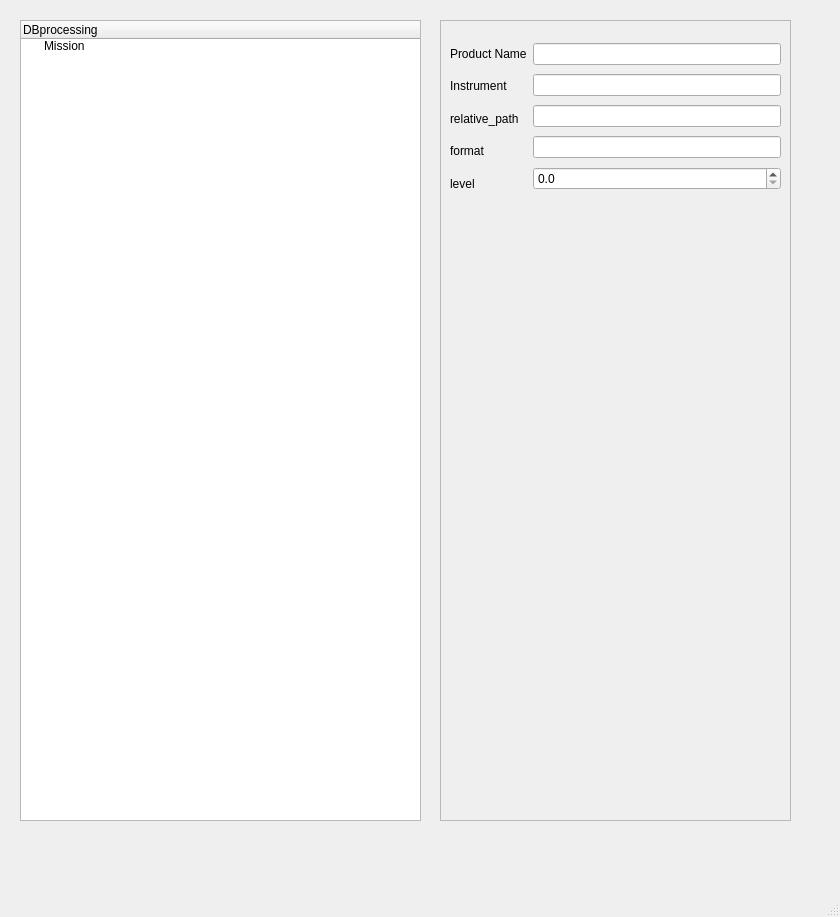
Above: gui/MainUI.ui from spacepy/dbprocessing before the change. Below: the same form after it.
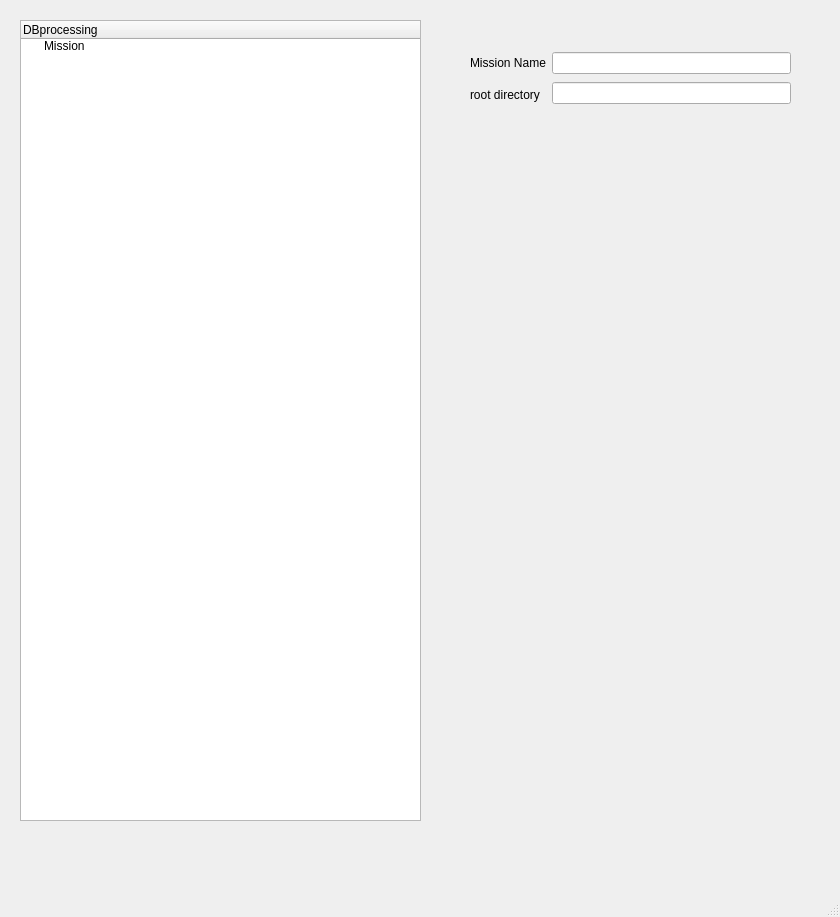
That is the form after the change.

Commit message: gui: stacked widget, working and moving on

Patch:
```diff
--- a/gui/MainUI.ui
+++ b/gui/MainUI.ui
@@ -34,26 +34,24 @@
      </property>
     </item>
    </widget>
-   <widget class="QFrame" name="RightFrame">
+   <widget class="QStackedWidget" name="stackedWidget">
     <property name="geometry">
      <rect>
-      <x>440</x>
+      <x>450</x>
       <y>20</y>
       <width>351</width>
       <height>801</height>
      </rect>
     </property>
-    <property name="frameShape">
-     <enum>QFrame::StyledPanel</enum>
+    <property name="currentIndex">
+     <number>1</number>
     </property>
-    <property name="frameShadow">
-     <enum>QFrame::Raised</enum>
-    </property>
+    <widget class="QWidget" name="product">
     <widget class="QWidget" name="layoutWidget">
      <property name="geometry">
       <rect>
        <x>10</x>
-       <y>20</y>
+        <y>30</y>
        <width>331</width>
        <height>157</height>
       </rect>
@@ -125,6 +123,49 @@
        </layout>
       </item>
      </layout>
+     </widget>
+    </widget>
+    <widget class="QWidget" name="mission">
+     <widget class="QWidget" name="">
+      <property name="geometry">
+       <rect>
+        <x>20</x>
+        <y>30</y>
+        <width>321</width>
+        <height>58</height>
+       </rect>
+      </property>
+      <layout class="QHBoxLayout" name="horizontalLayout_3">
+       <item>
+        <layout class="QVBoxLayout" name="verticalLayout_5">
+         <item>
+          <widget class="QLabel" name="label_7">
+           <property name="text">
+            <string>Mission Name</string>
+           </property>
+          </widget>
+         </item>
+         <item>
+          <widget class="QLabel" name="label_9">
+           <property name="text">
+            <string>root directory</string>
+           </property>
+          </widget>
+         </item>
+        </layout>
+       </item>
+       <item>
+        <layout class="QVBoxLayout" name="verticalLayout_6">
+         <item>
+          <widget class="QLineEdit" name="prod_format_box_3"/>
+         </item>
+         <item>
+          <widget class="QLineEdit" name="prod_name_box_3"/>
+         </item>
+        </layout>
+       </item>
+      </layout>
+     </widget>
     </widget>
    </widget>
   </widget>
```
Lines whose indentation alone changed are shown as unchanged. The commit also changes 1 other file.
